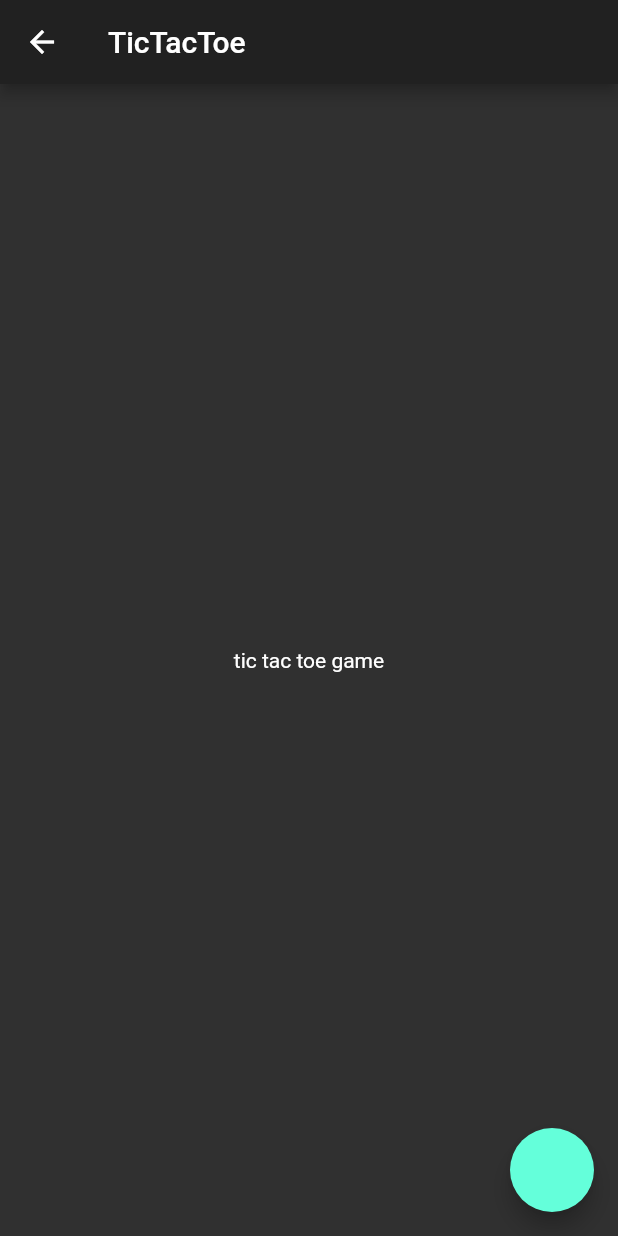
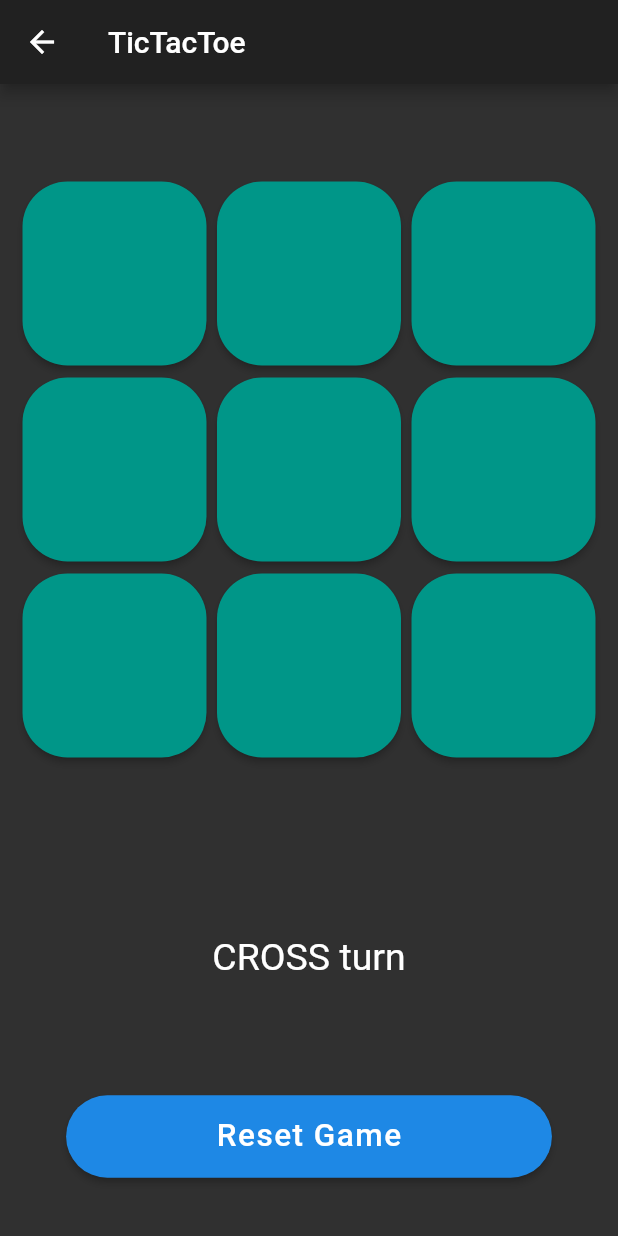
Before and after one commit to iamsourav37/flutter_games, a Flutter app: the screen it shows after launch, after a tap on "Tic Tac Toe", on a phone screen of 412 x 824 dp. Run offline on Flutter 3.47's test engine with Material 2 defaults, Android fonts, the phone set to English and light mode, and no system bars.

Commit message:
tic tac toe game functionality added

```diff
--- a/lib/constant.dart
+++ b/lib/constant.dart
@@ -1,7 +1,5 @@
 import 'package:flutter/material.dart';
 
-// const kImageUrl =
-// "https://www.google.com/images/branding/googlelogo/2x/googlelogo_color_272x92dp.png";
 
 const kLabelStyle = TextStyle(
   fontSize: 22.0,
--- a/lib/screens/home_screen.dart
+++ b/lib/screens/home_screen.dart
@@ -16,7 +16,9 @@ class _HomeScreenState extends State<HomeScreen> {
         title: Text("Flutter Games"),
       ),
       drawer: this._buildDrawer(context),
-      body: Column(
+      body: Padding(
+        padding: const EdgeInsets.all(5.0),
+        child: Column(
           crossAxisAlignment: CrossAxisAlignment.stretch,
           children: [
             BuildExpandedCard(
@@ -46,6 +48,7 @@ class _HomeScreenState extends State<HomeScreen> {
               },
             ),
           ],
+        ),
       ),
     );
   }
--- a/lib/screens/tic_tac_toe.dart
+++ b/lib/screens/tic_tac_toe.dart
@@ -6,23 +6,233 @@ class TicTacToe extends StatefulWidget {
 }
 
 class _TicTacToeState extends State<TicTacToe> {
+  bool isCross = true;
+  List<String> gameState;
+  String message = "";
+  bool isDisabled = false;
+
+  @override
+  void initState() {
+    super.initState();
+    setState(() {
+      this.message = "CROSS turn";
+      this.gameState = [
+        "empty",
+        "empty",
+        "empty",
+        "empty",
+        "empty",
+        "empty",
+        "empty",
+        "empty",
+        "empty",
+      ];
+    });
+  }
+
+  playGame(int index) {
+    if (this.gameState[index] == "empty") {
+      setState(() {
+        if (this.isCross) {
+          this.gameState[index] = "cross";
+        } else {
+          this.gameState[index] = "circle";
+        }
+        this.isCross = !this.isCross;
+        if (this.isCross) {
+          this.message = "CROSS turn";
+        } else {
+          this.message = "CIRCLE turn";
+        }
+        this.checkWin();
+      });
+    }
+  }
+
+  resetGame() {
+    setState(() {
+      this.message = this.isCross ? "CROSS turn" : "CIRCLE turn";
+      this.gameState = [
+        "empty",
+        "empty",
+        "empty",
+        "empty",
+        "empty",
+        "empty",
+        "empty",
+        "empty",
+        "empty",
+      ];
+      this.isDisabled = false;
+    });
+  }
+
+  IconData getIcon(index) {
+    if (gameState[index] == 'cross')
+      return Icons.close;
+    else
+      return Icons.circle;
+  }
+
   @override
   Widget build(BuildContext context) {
     return Scaffold(
       appBar: AppBar(
         title: Text("TicTacToe"),
       ),
-      floatingActionButton: FloatingActionButton(
-        onPressed: () {},
-      ),
-      body: Container(
-        child: Center(
-          child: Text(
-            "tic tac toe game",
-            style: Theme.of(context).textTheme.bodyText2,
-          ),
+      body: SafeArea(
+        child: Column(
+          children: [
+            SizedBox(height: 50.0),
+            _buildBoard(context),
+            Expanded(
+              flex: 1,
+              child: Column(
+                mainAxisAlignment: MainAxisAlignment.spaceAround,
+                children: [
+                  Text(
+                    message,
+                    style: TextStyle(
+                      fontSize: 25.0,
+                      color: Colors.white,
+                    ),
+                  ),
+                  RaisedButton(
+                    padding:
+                        EdgeInsets.symmetric(vertical: 15, horizontal: 100),
+                    onPressed: () {
+                      this.resetGame();
+                    },
+                    shape: RoundedRectangleBorder(
+                      borderRadius: BorderRadius.circular(30.0),
+                    ),
+                    child: Text(
+                      "Reset Game",
+                      style: TextStyle(
+                        fontSize: 21,
+                        letterSpacing: 1,
+                      ),
+                    ),
+                  ),
+                ],
+              ),
+            ),
+          ],
         ),
       ),
     );
   }
+
+  Widget _buildBoard(BuildContext context) {
+    return Expanded(
+      flex: 2,
+      child: Padding(
+        padding: const EdgeInsets.all(15.0),
+        child: GridView.builder(
+          gridDelegate: SliverGridDelegateWithFixedCrossAxisCount(
+            crossAxisCount: 3,
+            crossAxisSpacing: 7,
+            mainAxisSpacing: 8,
+          ),
+          itemCount: 9,
+          itemBuilder: (BuildContext context, index) {
+            return RaisedButton(
+              onPressed: isDisabled
+                  ? null
+                  : () {
+                      this.playGame(index);
+                    },
+              color: Colors.teal,
+              shape: RoundedRectangleBorder(
+                borderRadius: BorderRadius.circular(30),
+              ),
+              child: this.gameState[index] == 'empty'
+                  ? Container()
+                  : Icon(
+                      this.getIcon(index),
+                      size: 50.0,
+                    ),
+            );
+          },
+        ),
+      ),
+    );
+  }
+
+  checkWin() {
+    // 0 1 2
+    // 3 4 5
+    // 6 7 8
+
+    if ((gameState[0] != "empty") &&
+        (gameState[0] == gameState[1]) &&
+        (gameState[1] == gameState[2])) {
+      setState(() {
+        this.message = "${this.gameState[0]} Wins";
+        this.isDisabled = true;
+      });
+    }
+    if ((gameState[3] != "empty") &&
+        (gameState[3] == gameState[4]) &&
+        (gameState[4] == gameState[5])) {
+      setState(() {
+        this.message = "${this.gameState[3]} Wins";
+        this.isDisabled = true;
+      });
+    }
+    if ((gameState[6] != "empty") &&
+        (gameState[6] == gameState[7]) &&
+        (gameState[7] == gameState[8])) {
+      setState(() {
+        this.message = "${this.gameState[6]} Wins";
+        this.isDisabled = true;
+      });
+    }
+    if ((gameState[0] != "empty") &&
+        (gameState[0] == gameState[3]) &&
+        (gameState[3] == gameState[6])) {
+      setState(() {
+        this.message = "${this.gameState[0]} Wins";
+        this.isDisabled = true;
+      });
+    }
+    if ((gameState[1] != "empty") &&
+        (gameState[1] == gameState[4]) &&
+        (gameState[4] == gameState[7])) {
+      setState(() {
+        this.message = "${this.gameState[1]} Wins";
+        this.isDisabled = true;
+      });
+    }
+    if ((gameState[2] != "empty") &&
+        (gameState[2] == gameState[5]) &&
+        (gameState[5] == gameState[8])) {
+      setState(() {
+        this.message = "${this.gameState[2]} Wins";
+        this.isDisabled = true;
+      });
+    }
+    if ((gameState[0] != "empty") &&
+        (gameState[0] == gameState[4]) &&
+        (gameState[4] == gameState[8])) {
+      setState(() {
+        this.message = "${this.gameState[0]} Wins";
+        this.isDisabled = true;
+      });
+    }
+    if ((gameState[2] != "empty") &&
+        (gameState[2] == gameState[4]) &&
+        (gameState[2] == gameState[6])) {
+      setState(() {
+        this.message = "${this.gameState[2]} Wins";
+        this.isDisabled = true;
+      });
+    }
+
+    if (!gameState.contains("empty")) {
+      setState(() {
+        this.message = "Game draw";
+      });
+    }
+  }
 }
```
Lines whose indentation alone changed are shown as unchanged.
